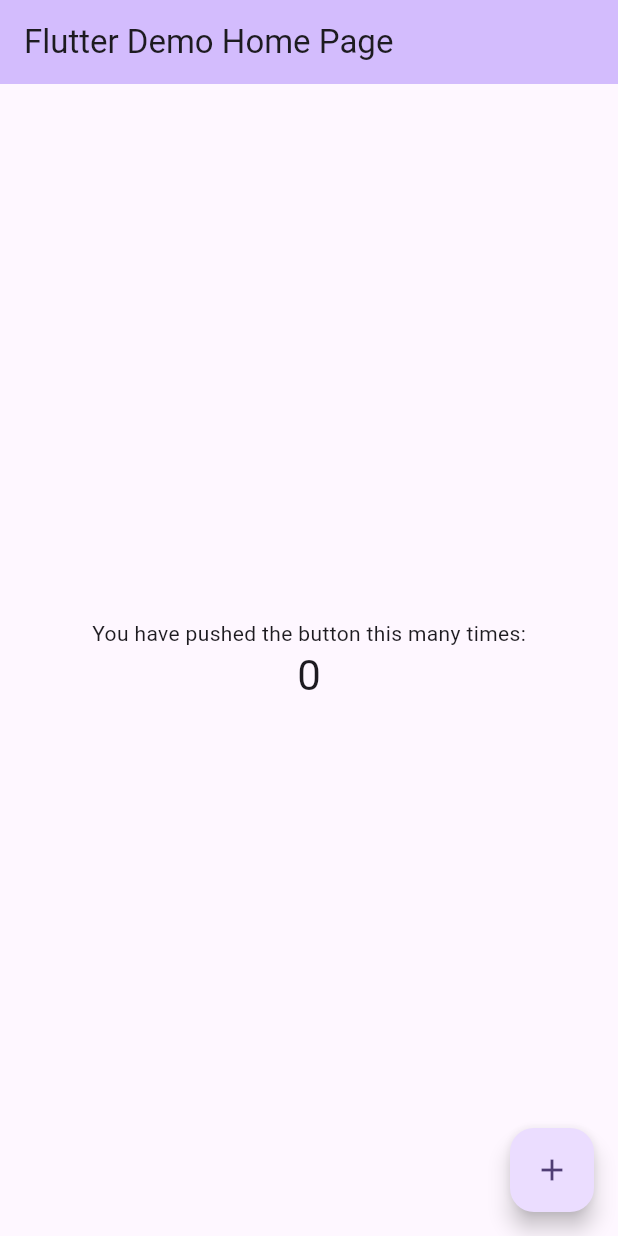
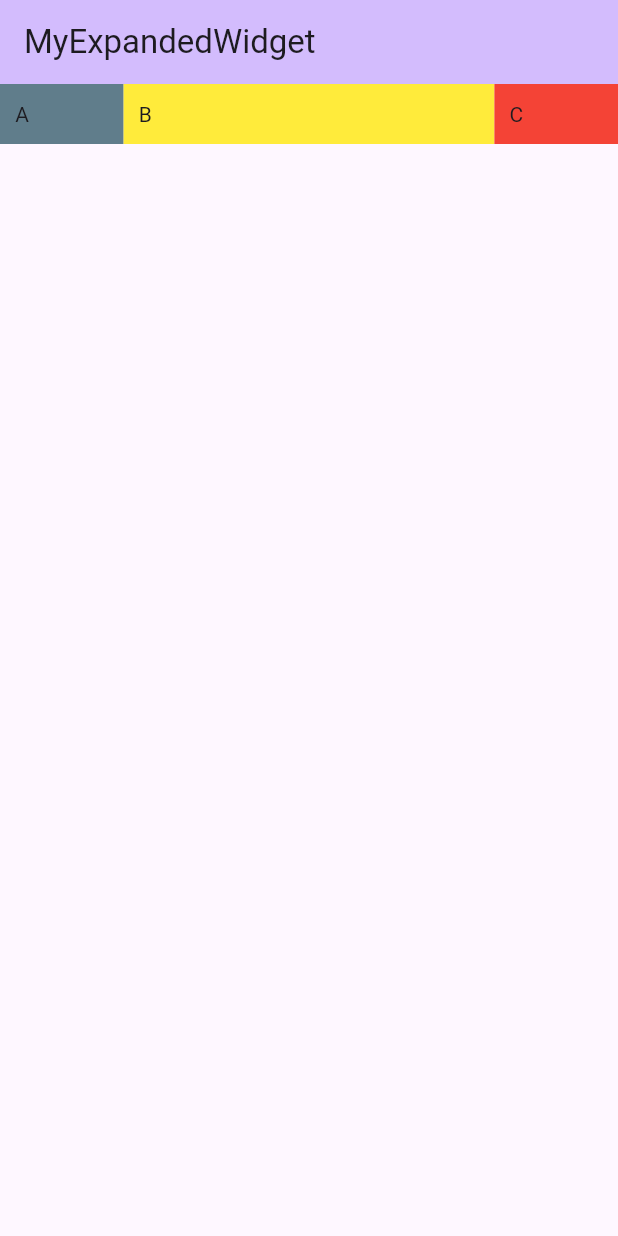
Before and after one commit to hebamahdy/sessionfiveflutter, a Flutter app: the screen it shows after launch, on a phone screen of 412 x 824 dp. Run offline on Flutter 3.47's test engine with Material 2 defaults, Android fonts, the phone set to English and light mode, and no system bars.

Commit message:
New Modifications

```diff
--- a/lib/main.dart
+++ b/lib/main.dart
@@ -31,8 +31,62 @@
         colorScheme: ColorScheme.fromSeed(seedColor: Colors.deepPurple),
         useMaterial3: true,
       ),
-      home: const MyHomePage(title: 'Flutter Demo Home Page'),
+     // home: const MyHomePage(title: 'Flutter Demo Home Page'),
+      home: const MyExpandedWidget(),
     );
+  }
+}
+
+class MyExpandedWidget extends StatelessWidget {
+  const MyExpandedWidget({super.key});
+
+  @override
+  Widget build(BuildContext context) {
+
+    return Scaffold(
+      appBar: AppBar(
+        // TRY THIS: Try changing the color here to a specific color (to
+        // Colors.amber, perhaps?) and trigger a hot reload to see the AppBar
+        // change color while the other colors stay the same.
+        backgroundColor: Theme.of(context).colorScheme.inversePrimary,
+        // Here we take the value from the MyHomePage object that was created by
+        // the App.build method, and use it to set our appbar title.
+        title: Text('MyExpandedWidget'),
+      ),
+      body: Row(
+        mainAxisAlignment: MainAxisAlignment.center,
+        children: <Widget>[
+          Expanded(
+            flex: 1,
+            child: Container(
+              padding: EdgeInsets.all(10),
+              color: Colors.blueGrey,
+              child: Text('A'),
+            ),
+          ),
+          Expanded(
+            flex:3,
+            child: Container(
+              padding: EdgeInsets.all(10),
+              color: Colors.yellow,
+              child: Text('B'),
+            ),
+          ),
+          Expanded(
+            flex: 1,
+            child: Container(
+              padding: EdgeInsets.all(10),
+              color: Colors.red,
+              child: Text('C'),
+            ),
+          )
+        ],
+      )
+      // This trailing comma makes auto-formatting nicer for build methods.
+    );
+
+
+
   }
 }
 
@@ -56,6 +110,7 @@
 
 class _MyHomePageState extends State<MyHomePage> {
   int _counter = 0;
+
 
   void _incrementCounter() {
     setState(() {
--- a/lib/profile.dart
+++ b/lib/profile.dart
@@ -1,4 +1,5 @@
 import 'package:flutter/material.dart';
+import 'package:sessionfiveflutter/assets_images.dart';
 
 void main() => runApp(const MyProfile());
 
@@ -35,11 +36,14 @@ class MyStatelessProfile extends StatelessWidget {
                 child: CircleAvatar(
                   radius: 72.0,
                   backgroundColor: Colors.transparent,
-              backgroundImage: AssetImage('assets/images/profile.jpg'),
+                  backgroundImage: AssetImage(Assets.imagesProfile),
                 )),
             Row(
               children: <Widget>[
-            const Text('Name : ',style: TextStyle(fontWeight: FontWeight.bold,fontSize: 20),),
+                const Text(
+                  'Name : ',
+                  style: TextStyle(fontWeight: FontWeight.bold, fontSize: 20),
+                ),
                 const Text(
                   'Heba Mahdy',
                   style: TextStyle(fontSize: 20),
@@ -52,7 +56,10 @@ class MyStatelessProfile extends StatelessWidget {
             ),
             Row(
               children: <Widget>[
-            const Text('Phone : ',style: TextStyle(fontWeight: FontWeight.bold,fontSize: 20),),
+                const Text(
+                  'Phone : ',
+                  style: TextStyle(fontWeight: FontWeight.bold, fontSize: 20),
+                ),
                 const Text(
                   '0101234567',
                   style: TextStyle(fontSize: 20),
@@ -68,7 +75,6 @@ class MyStatelessProfile extends StatelessWidget {
                 alignment: Alignment.center,
                 padding: const EdgeInsets.fromLTRB(10, 10, 10, 0),
                 child: MyStatefullProfile()),
-
           ],
         ));
   }
```
Also changed, not shown: pubspec.yaml (+7 -2 lines), assets/images/profile.jpg (added). Lines whose indentation alone changed are shown as unchanged.
